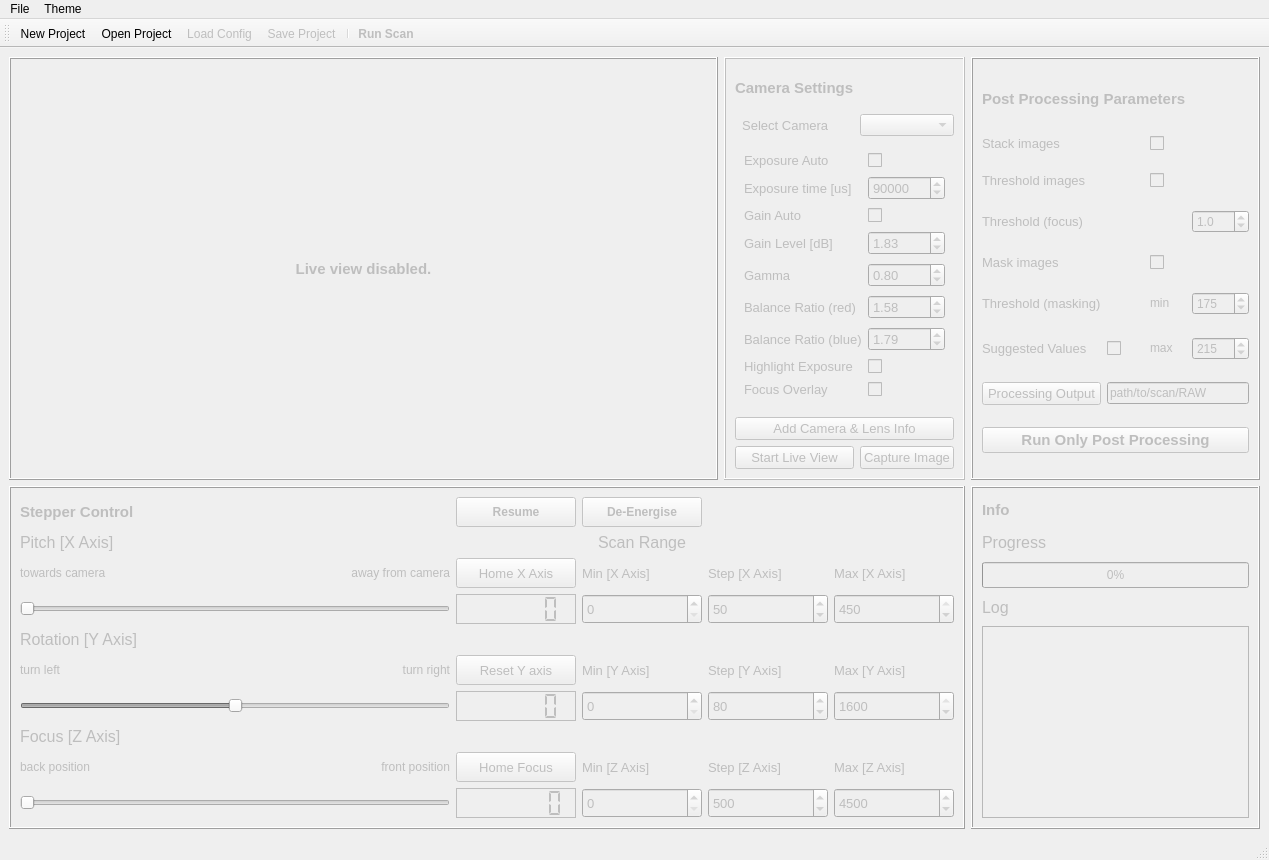
First picture: the form in GUI/scAnt_GUI_mw.ui, repository evo-biomech/scAnt, before the edit.
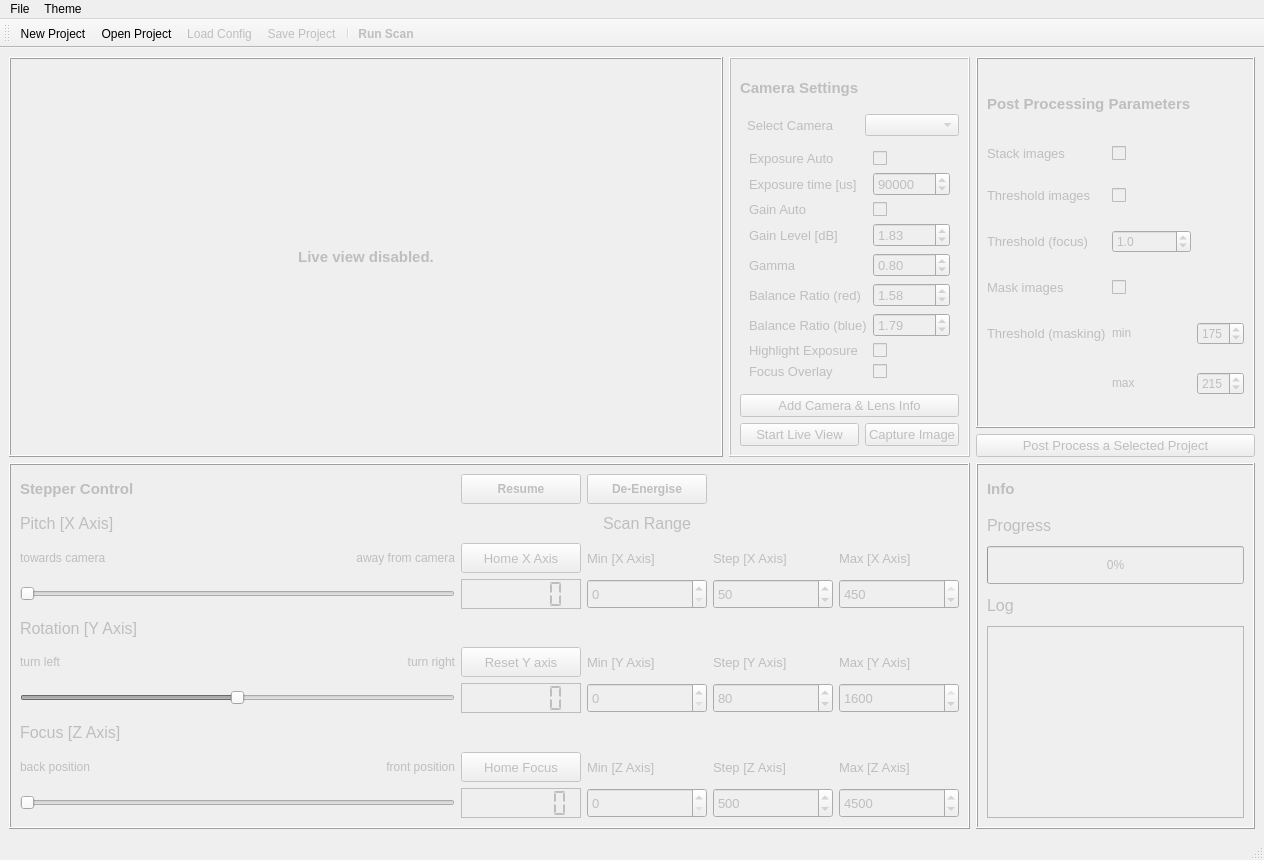
Second picture: the form after the edit. Icons and pictures are not drawn.

What changed in the file:
```diff
--- a/GUI/scAnt_GUI_mw.ui
+++ b/GUI/scAnt_GUI_mw.ui
@@ -12,7 +12,7 @@
    <rect>
     <x>0</x>
     <y>0</y>
-    <width>1269</width>
+    <width>1264</width>
     <height>860</height>
    </rect>
   </property>
@@ -36,7 +36,7 @@
     </sizepolicy>
    </property>
    <layout class="QGridLayout" name="gridLayout_6">
-    <item row="0" column="1" colspan="2">
+    <item row="0" column="1" rowspan="2">
      <widget class="QFrame" name="frame_cameraSettings">
       <property name="enabled">
        <bool>false</bool>
@@ -62,7 +62,6 @@
          <property name="font">
           <font>
            <pointsize>10</pointsize>
-           <weight>50</weight>
            <bold>false</bold>
           </font>
          </property>
@@ -85,7 +84,6 @@
          <property name="font">
           <font>
            <pointsize>10</pointsize>
-           <weight>50</weight>
            <bold>false</bold>
           </font>
          </property>
@@ -108,7 +106,6 @@
          <property name="font">
           <font>
            <pointsize>10</pointsize>
-           <weight>50</weight>
            <bold>false</bold>
           </font>
          </property>
@@ -137,7 +134,6 @@
          <property name="font">
           <font>
            <pointsize>11</pointsize>
-           <weight>75</weight>
            <bold>true</bold>
            <kerning>true</kerning>
           </font>
@@ -175,7 +171,6 @@
              <property name="font">
               <font>
                <pointsize>10</pointsize>
-               <weight>50</weight>
                <bold>false</bold>
               </font>
              </property>
@@ -192,7 +187,6 @@
              <property name="font">
               <font>
                <pointsize>10</pointsize>
-               <weight>50</weight>
                <bold>false</bold>
               </font>
              </property>
@@ -209,7 +203,6 @@
              <property name="font">
               <font>
                <pointsize>10</pointsize>
-               <weight>50</weight>
                <bold>false</bold>
               </font>
              </property>
@@ -238,7 +231,6 @@
              <property name="font">
               <font>
                <pointsize>10</pointsize>
-               <weight>50</weight>
                <bold>false</bold>
               </font>
              </property>
@@ -258,7 +250,6 @@
              <property name="font">
               <font>
                <pointsize>10</pointsize>
-               <weight>50</weight>
                <bold>false</bold>
               </font>
              </property>
@@ -275,7 +266,6 @@
              <property name="font">
               <font>
                <pointsize>10</pointsize>
-               <weight>50</weight>
                <bold>false</bold>
               </font>
              </property>
@@ -301,7 +291,6 @@
              <property name="font">
               <font>
                <pointsize>10</pointsize>
-               <weight>50</weight>
                <bold>false</bold>
               </font>
              </property>
@@ -318,7 +307,6 @@
              <property name="font">
               <font>
                <pointsize>10</pointsize>
-               <weight>50</weight>
                <bold>false</bold>
               </font>
              </property>
@@ -347,7 +335,6 @@
              <property name="font">
               <font>
                <pointsize>10</pointsize>
-               <weight>50</weight>
                <bold>false</bold>
               </font>
              </property>
@@ -376,7 +363,6 @@
              <property name="font">
               <font>
                <pointsize>10</pointsize>
-               <weight>50</weight>
                <bold>false</bold>
               </font>
              </property>
@@ -393,7 +379,6 @@
              <property name="font">
               <font>
                <pointsize>10</pointsize>
-               <weight>50</weight>
                <bold>false</bold>
               </font>
              </property>
@@ -410,7 +395,6 @@
              <property name="font">
               <font>
                <pointsize>10</pointsize>
-               <weight>50</weight>
                <bold>false</bold>
               </font>
              </property>
@@ -445,7 +429,6 @@
              <property name="font">
               <font>
                <pointsize>10</pointsize>
-               <weight>50</weight>
                <bold>false</bold>
               </font>
              </property>
@@ -462,7 +445,6 @@
              <property name="font">
               <font>
                <pointsize>10</pointsize>
-               <weight>50</weight>
                <bold>false</bold>
               </font>
              </property>
@@ -479,7 +461,6 @@
              <property name="font">
               <font>
                <pointsize>10</pointsize>
-               <weight>50</weight>
                <bold>false</bold>
               </font>
              </property>
@@ -496,7 +477,6 @@
              <property name="font">
               <font>
                <pointsize>10</pointsize>
-               <weight>50</weight>
                <bold>false</bold>
               </font>
              </property>
@@ -523,7 +503,6 @@
              <property name="font">
               <font>
                <pointsize>10</pointsize>
-               <weight>50</weight>
                <bold>false</bold>
               </font>
              </property>
@@ -663,67 +642,7 @@
       </layout>
      </widget>
     </item>
-    <item row="0" column="0">
-     <widget class="QFrame" name="frame">
-      <property name="enabled">
-       <bool>true</bool>
-      </property>
-      <property name="sizePolicy">
-       <sizepolicy hsizetype="Expanding" vsizetype="Expanding">
-        <horstretch>0</horstretch>
-        <verstretch>0</verstretch>
-       </sizepolicy>
-      </property>
-      <property name="minimumSize">
-       <size>
-        <width>1</width>
-        <height>1</height>
-       </size>
-      </property>
-      <property name="frameShape">
-       <enum>QFrame::Box</enum>
-      </property>
-      <property name="frameShadow">
-       <enum>QFrame::Raised</enum>
-      </property>
-      <layout class="QGridLayout" name="gridLayout_7">
-       <item row="0" column="0">
-        <widget class="QLabel" name="label_liveView">
-         <property name="enabled">
-          <bool>false</bool>
-         </property>
-         <property name="sizePolicy">
-          <sizepolicy hsizetype="Preferred" vsizetype="Preferred">
-           <horstretch>0</horstretch>
-           <verstretch>0</verstretch>
-          </sizepolicy>
-         </property>
-         <property name="minimumSize">
-          <size>
-           <width>1</width>
-           <height>1</height>
-          </size>
-         </property>
-         <property name="font">
-          <font>
-           <pointsize>11</pointsize>
-           <weight>75</weight>
-           <italic>false</italic>
-           <bold>true</bold>
-          </font>
-         </property>
-         <property name="text">
-          <string>Live view disabled.</string>
-         </property>
-         <property name="alignment">
-          <set>Qt::AlignCenter</set>
-         </property>
-        </widget>
-       </item>
-      </layout>
-     </widget>
-    </item>
-    <item row="0" column="3" colspan="2">
+    <item row="0" column="2">
      <widget class="QFrame" name="frame_post_processing">
       <property name="enabled">
        <bool>true</bool>
@@ -735,47 +654,26 @@
        <enum>QFrame::Raised</enum>
       </property>
       <layout class="QGridLayout" name="gridLayout_5">
-       <item row="0" column="0" colspan="3">
-        <widget class="QLabel" name="label_postProcessParam">
+       <item row="5" column="2">
+        <widget class="QSpinBox" name="spinBox_thresholdMin">
          <property name="enabled">
           <bool>false</bool>
          </property>
-         <property name="maximumSize">
-          <size>
-           <width>16777215</width>
-           <height>30</height>
-          </size>
-         </property>
          <property name="font">
           <font>
-           <pointsize>11</pointsize>
-           <weight>75</weight>
-           <bold>true</bold>
-          </font>
-         </property>
-         <property name="text">
-          <string>Post Processing Parameters</string>
-         </property>
-        </widget>
-       </item>
-       <item row="1" column="0">
-        <widget class="QLabel" name="label_stackImages">
-         <property name="enabled">
-          <bool>false</bool>
-         </property>
-         <property name="font">
-          <font>
-           <pointsize>10</pointsize>
-           <weight>50</weight>
+           <pointsize>9</pointsize>
            <bold>false</bold>
           </font>
          </property>
-         <property name="text">
-          <string>Stack images</string>
+         <property name="maximum">
+          <number>254</number>
+         </property>
+         <property name="value">
+          <number>175</number>
          </property>
         </widget>
        </item>
-       <item row="1" column="2">
+       <item row="1" column="1">
         <widget class="QCheckBox" name="checkBox_stackImages">
          <property name="enabled">
           <bool>false</bool>
@@ -783,7 +681,6 @@
          <property name="font">
           <font>
            <pointsize>10</pointsize>
-           <weight>50</weight>
            <bold>false</bold>
           </font>
          </property>
@@ -792,96 +689,6 @@
          </property>
         </widget>
        </item>
-       <item row="2" column="0">
-        <widget class="QLabel" name="label_threshold">
-         <property name="enabled">
-          <bool>false</bool>
-         </property>
-         <property name="maximumSize">
-          <size>
-           <width>16777215</width>
-           <height>16777215</height>
-          </size>
-         </property>
-         <property name="font">
-          <font>
-           <pointsize>10</pointsize>
-           <weight>50</weight>
-           <bold>false</bold>
-          </font>
-         </property>
-         <property name="text">
-          <string>Threshold images</string>
-         </property>
-        </widget>
-       </item>
-       <item row="2" column="2">
-        <widget class="QCheckBox" name="checkBox_threshold">
-         <property name="enabled">
-          <bool>false</bool>
-         </property>
-         <property name="text">
-          <string/>
-         </property>
-        </widget>
-       </item>
-       <item row="3" column="0">
-        <widget class="QLabel" name="label_thresholdFocus">
-         <property name="enabled">
-          <bool>false</bool>
-         </property>
-         <property name="font">
-          <font>
-           <pointsize>10</pointsize>
-           <weight>50</weight>
-           <bold>false</bold>
-          </font>
-         </property>
-         <property name="text">
-          <string>Threshold (focus)</string>
-         </property>
-        </widget>
-       </item>
-       <item row="3" column="3">
-        <widget class="QDoubleSpinBox" name="doubleSpinBox_threshold">
-         <property name="enabled">
-          <bool>false</bool>
-         </property>
-         <property name="font">
-          <font>
-           <pointsize>9</pointsize>
-           <weight>50</weight>
-           <bold>false</bold>
-          </font>
-         </property>
-         <property name="decimals">
-          <number>1</number>
-         </property>
-         <property name="maximum">
-          <double>500.000000000000000</double>
-         </property>
-         <property name="value">
-          <double>1.000000000000000</double>
-         </property>
-        </widget>
-       </item>
-       <item row="4" column="0">
-        <widget class="QLabel" name="label_maskImages">
-         <property name="enabled">
-          <bool>false</bool>
-         </property>
-         <property name="font">
-          <font>
-           <pointsize>10</pointsize>
-           <weight>50</weight>
-           <bold>false</bold>
-          </font>
-         </property>
-         <property name="text">
-          <string>Mask images</string>
-         </property>
-        </widget>
-       </item>
        <item row="5" column="0">
         <widget class="QLabel" name="label_thresholdMasking">
          <property name="enabled">
@@ -890,7 +697,6 @@
          <property name="font">
           <font>
            <pointsize>10</pointsize>
-           <weight>50</weight>
            <bold>false</bold>
           </font>
          </property>
@@ -899,7 +705,71 @@
          </property>
         </widget>
        </item>
-       <item row="5" column="2">
+       <item row="4" column="0">
+        <widget class="QLabel" name="label_maskImages">
+         <property name="enabled">
+          <bool>false</bool>
+         </property>
+         <property name="font">
+          <font>
+           <pointsize>10</pointsize>
+           <bold>false</bold>
+          </font>
+         </property>
+         <property name="text">
+          <string>Mask images</string>
+         </property>
+        </widget>
+       </item>
+       <item row="3" column="0">
+        <widget class="QLabel" name="label_thresholdFocus">
+         <property name="enabled">
+          <bool>false</bool>
+         </property>
+         <property name="font">
+          <font>
+           <pointsize>10</pointsize>
+           <bold>false</bold>
+          </font>
+         </property>
+         <property name="text">
+          <string>Threshold (focus)</string>
+         </property>
+        </widget>
+       </item>
+       <item row="4" column="1">
+        <widget class="QCheckBox" name="checkBox_maskImages">
+         <property name="enabled">
+          <bool>false</bool>
+         </property>
+         <property name="font">
+          <font>
+           <pointsize>10</pointsize>
+           <bold>false</bold>
+          </font>
+         </property>
+         <property name="text">
+          <string/>
+         </property>
+        </widget>
+       </item>
+       <item row="1" column="0">
+        <widget class="QLabel" name="label_stackImages">
+         <property name="enabled">
+          <bool>false</bool>
+         </property>
+         <property name="font">
+          <font>
+           <pointsize>10</pointsize>
+           <bold>false</bold>
+          </font>
+         </property>
+         <property name="text">
+          <string>Stack images</string>
+         </property>
+        </widget>
+       </item>
+       <item row="5" column="1">
         <widget class="QLabel" name="label_thresholdMaskingMin">
          <property name="enabled">
           <bool>false</bool>
@@ -915,54 +785,45 @@
          </property>
         </widget>
        </item>
-       <item row="5" column="3">
-        <widget class="QSpinBox" name="spinBox_thresholdMin">
+       <item row="3" column="1">
+        <widget class="QDoubleSpinBox" name="doubleSpinBox_threshold">
          <property name="enabled">
           <bool>false</bool>
          </property>
          <property name="font">
           <font>
            <pointsize>9</pointsize>
-           <weight>50</weight>
            <bold>false</bold>
           </font>
          </property>
+         <property name="decimals">
+          <number>1</number>
+         </property>
          <property name="maximum">
-          <number>254</number>
+          <double>500.000000000000000</double>
          </property>
          <property name="value">
-          <number>175</number>
+          <double>1.000000000000000</double>
          </property>
         </widget>
        </item>
-       <item row="6" column="0">
-        <widget class="QLabel" name="label_suggestedValues">
+       <item row="2" column="0">
+        <widget class="QLabel" name="label_threshold">
          <property name="enabled">
           <bool>false</bool>
          </property>
          <property name="font">
           <font>
            <pointsize>10</pointsize>
-           <weight>50</weight>
            <bold>false</bold>
           </font>
          </property>
          <property name="text">
-          <string>Suggested Values</string>
+          <string>Threshold images</string>
          </property>
         </widget>
        </item>
        <item row="6" column="1">
-        <widget class="QCheckBox" name="checkBox_suggestedValues">
-         <property name="enabled">
-          <bool>false</bool>
-         </property>
-         <property name="text">
-          <string/>
-         </property>
-        </widget>
-       </item>
-       <item row="6" column="2">
         <widget class="QLabel" name="label_thresholdMaskingMax">
          <property name="enabled">
           <bool>false</bool>
@@ -978,7 +839,29 @@
          </property>
         </widget>
        </item>
-       <item row="6" column="3">
+       <item row="0" column="0" colspan="2">
+        <widget class="QLabel" name="label_postProcessParam">
+         <property name="enabled">
+          <bool>false</bool>
+         </property>
+         <property name="maximumSize">
+          <size>
+           <width>16777215</width>
+           <height>30</height>
+          </size>
+         </property>
+         <property name="font">
+          <font>
+           <pointsize>11</pointsize>
+           <bold>true</bold>
+          </font>
+         </property>
+         <property name="text">
+          <string>Post Processing Parameters</string>
+         </property>
+        </widget>
+       </item>
+       <item row="6" column="2">
         <widget class="QSpinBox" name="spinBox_thresholdMax">
          <property name="enabled">
           <bool>false</bool>
@@ -986,7 +869,6 @@
          <property name="font">
           <font>
            <pointsize>9</pointsize>
-           <weight>50</weight>
            <bold>false</bold>
           </font>
          </property>
@@ -998,61 +880,10 @@
          </property>
         </widget>
        </item>
-       <item row="7" column="0">
-        <widget class="QPushButton" name="pushButton_processingOutput">
+       <item row="2" column="1">
+        <widget class="QCheckBox" name="checkBox_threshold">
          <property name="enabled">
           <bool>false</bool>
-         </property>
-         <property name="font">
-          <font>
-           <pointsize>10</pointsize>
-           <weight>50</weight>
-           <bold>false</bold>
-          </font>
-         </property>
-         <property name="text">
-          <string>Processing Output</string>
-         </property>
-        </widget>
-       </item>
-       <item row="7" column="1" colspan="3">
-        <widget class="QLineEdit" name="lineEdit_processingFolder">
-         <property name="enabled">
-          <bool>false</bool>
-         </property>
-         <property name="text">
-          <string>path/to/scan/RAW</string>
-         </property>
-        </widget>
-       </item>
-       <item row="8" column="0" colspan="4">
-        <widget class="QPushButton" name="pushButton_runPostProcessing">
-         <property name="enabled">
-          <bool>false</bool>
-         </property>
-         <property name="font">
-          <font>
-           <pointsize>11</pointsize>
-           <weight>75</weight>
-           <bold>true</bold>
-          </font>
-         </property>
-         <property name="text">
-          <string>Run Only Post Processing</string>
-         </property>
-        </widget>
-       </item>
-       <item row="4" column="2">
-        <widget class="QCheckBox" name="checkBox_maskImages">
-         <property name="enabled">
-          <bool>false</bool>
-         </property>
-         <property name="font">
-          <font>
-           <pointsize>10</pointsize>
-           <weight>50</weight>
-           <bold>false</bold>
-          </font>
          </property>
          <property name="text">
           <string/>
@@ -1062,148 +893,22 @@
       </layout>
      </widget>
     </item>
-    <item row="2" column="3" colspan="2">
-     <widget class="QFrame" name="frame_info">
+    <item row="1" column="2">
+     <widget class="QPushButton" name="pushButton_openPostWindow">
       <property name="enabled">
-       <bool>true</bool>
+       <bool>false</bool>
       </property>
-      <property name="sizePolicy">
-       <sizepolicy hsizetype="Preferred" vsizetype="Preferred">
-        <horstretch>0</horstretch>
-        <verstretch>0</verstretch>
-       </sizepolicy>
+      <property name="font">
+       <font>
+        <pointsize>10</pointsize>
+       </font>
       </property>
-      <property name="frameShape">
-       <enum>QFrame::Box</enum>
+      <property name="text">
+       <string>Post Process a Selected Project</string>
       </property>
-      <property name="frameShadow">
-       <enum>QFrame::Raised</enum>
-      </property>
-      <layout class="QGridLayout" name="gridLayout_8">
-       <item row="0" column="0">
-        <widget class="QLabel" name="label_info">
-         <property name="enabled">
-          <bool>false</bool>
-         </property>
-         <property name="maximumSize">
-          <size>
-           <width>16777215</width>
-           <height>30</height>
-          </size>
-         </property>
-         <property name="font">
-          <font>
-           <pointsize>11</pointsize>
-           <weight>75</weight>
-           <bold>true</bold>
-          </font>
-         </property>
-         <property name="text">
-          <string>Info</string>
-         </property>
-        </widget>
-       </item>
-       <item row="1" column="0">
-        <widget class="QLabel" name="label_progressTotal">
-         <property name="enabled">
-          <bool>false</bool>
-         </property>
-         <property name="maximumSize">
-          <size>
-           <width>16777215</width>
-           <height>30</height>
-          </size>
-         </property>
-         <property name="font">
-          <font>
-           <pointsize>12</pointsize>
-           <weight>50</weight>
-           <bold>false</bold>
-          </font>
-         </property>
-         <property name="text">
-          <string>Progress</string>
-         </property>
-        </widget>
-       </item>
-       <item row="2" column="0">
-        <widget class="QProgressBar" name="progressBar_total">
-         <property name="enabled">
-          <bool>false</bool>
-         </property>
-         <property name="sizePolicy">
-          <sizepolicy hsizetype="Preferred" vsizetype="Preferred">
-           <horstretch>0</horstretch>
-           <verstretch>0</verstretch>
-          </sizepolicy>
-         </property>
-         <property name="maximumSize">
-          <size>
-           <width>16777215</width>
-           <height>40</height>
-          </size>
-         </property>
-         <property name="value">
-          <number>0</number>
-         </property>
-        </widget>
-       </item>
-       <item row="3" column="0">
-        <widget class="QLabel" name="label_log">
-         <property name="enabled">
-          <bool>false</bool>
-         </property>
-         <property name="maximumSize">
-          <size>
-           <width>16777215</width>
-           <height>30</height>
-          </size>
-         </property>
-         <property name="font">
-          <font>
-           <pointsize>12</pointsize>
-           <weight>50</weight>
-           <bold>false</bold>
-          </font>
-         </property>
-         <property name="text">
-          <string>Log</string>
-         </property>
-        </widget>
-       </item>
-       <item row="4" column="0">
-        <widget class="QListWidget" name="listWidget_log">
-         <property name="enabled">
-          <bool>false</bool>
-         </property>
-         <property name="sizePolicy">
-          <sizepolicy hsizetype="Preferred" vsizetype="Preferred">
-           <horstretch>0</horstretch>
-           <verstretch>0</verstretch>
-          </sizepolicy>
-         </property>
-         <property name="minimumSize">
-          <size>
-           <width>0</width>
-           <height>0</height>
-          </size>
-         </property>
-         <property name="font">
-          <font>
-           <pointsize>8</pointsize>
-           <weight>50</weight>
-           <bold>false</bold>
-          </font>
-         </property>
-         <property name="flow">
-          <enum>QListView::TopToBottom</enum>
-         </property>
-        </widget>
-       </item>
-      </layout>
      </widget>
     </item>
-    <item row="2" column="0" colspan="3">
+    <item row="2" column="0" colspan="2">
      <widget class="QFrame" name="frame_stepperControl">
       <property name="enabled">
        <bool>true</bool>
@@ -1229,7 +934,6 @@
          <property name="font">
           <font>
            <pointsize>11</pointsize>
-           <weight>75</weight>
            <bold>true</bold>
           </font>
          </property>
@@ -1258,7 +962,6 @@
          <property name="font">
           <font>
            <pointsize>9</pointsize>
-           <weight>75</weight>
            <bold>true</bold>
           </font>
          </property>
@@ -1290,7 +993,6 @@
          <property name="font">
           <font>
            <pointsize>9</pointsize>
-           <weight>75</weight>
            <bold>true</bold>
           </font>
          </property>
@@ -1310,7 +1012,6 @@
          <property name="font">
           <font>
            <pointsize>12</pointsize>
-           <weight>50</weight>
            <bold>false</bold>
           </font>
          </property>
@@ -1333,7 +1034,6 @@
          <property name="font">
           <font>
            <pointsize>12</pointsize>
-           <weight>50</weight>
            <bold>false</bold>
           </font>
          </property>
@@ -1353,7 +1053,6 @@
          <property name="font">
           <font>
            <pointsize>9</pointsize>
-           <weight>50</weight>
            <bold>false</bold>
           </font>
          </property>
@@ -1370,7 +1069,6 @@
          <property name="font">
           <font>
            <pointsize>9</pointsize>
-           <weight>50</weight>
            <bold>false</bold>
           </font>
          </property>
@@ -1411,7 +1109,6 @@
          <property name="font">
           <font>
            <pointsize>10</pointsize>
-           <weight>50</weight>
            <bold>false</bold>
           </font>
          </property>
@@ -1446,7 +1143,6 @@
          <property name="font">
           <font>
            <pointsize>10</pointsize>
-           <weight>50</weight>
            <bold>false</bold>
           </font>
          </property>
@@ -1481,7 +1177,6 @@
          <property name="font">
           <font>
            <pointsize>10</pointsize>
-           <weight>50</weight>
            <bold>false</bold>
           </font>
          </property>
@@ -1516,7 +1211,6 @@
          <property name="font">
           <font>
            <pointsize>10</pointsize>
-           <weight>50</weight>
            <bold>false</bold>
           </font>
          </property>
@@ -1545,7 +1239,6 @@
          <property name="font">
           <font>
            <pointsize>11</pointsize>
-           <weight>75</weight>
            <bold>true</bold>
           </font>
          </property>
@@ -1586,7 +1279,6 @@
          <property name="font">
           <font>
            <pointsize>10</pointsize>
-           <weight>50</weight>
            <bold>false</bold>
           </font>
          </property>
@@ -1633,7 +1325,6 @@
          <property name="font">
           <font>
            <pointsize>10</pointsize>
-           <weight>50</weight>
            <bold>false</bold>
           </font>
          </property>
@@ -1680,7 +1371,6 @@
          <property name="font">
           <font>
            <pointsize>10</pointsize>
-           <weight>50</weight>
            <bold>false</bold>
           </font>
          </property>
@@ -1709,7 +1399,6 @@
          <property name="font">
           <font>
            <pointsize>12</pointsize>
-           <weight>50</weight>
            <bold>false</bold>
           </font>
          </property>
@@ -1726,7 +1415,6 @@
          <property name="font">
           <font>
            <pointsize>9</pointsize>
-           <weight>50</weight>
            <bold>false</bold>
           </font>
          </property>
@@ -1743,7 +1431,6 @@
          <property name="font">
           <font>
            <pointsize>9</pointsize>
-           <weight>50</weight>
            <bold>false</bold>
           </font>
          </property>
@@ -1781,7 +1468,6 @@
          <property name="font">
           <font>
            <pointsize>10</pointsize>
-           <weight>50</weight>
            <bold>false</bold>
           </font>
          </property>
@@ -1816,7 +1502,6 @@
          <property name="font">
           <font>
            <pointsize>10</pointsize>
-           <weight>50</weight>
            <bold>false</bold>
           </font>
          </property>
@@ -1851,7 +1536,6 @@
          <property name="font">
           <font>
            <pointsize>10</pointsize>
-           <weight>50</weight>
            <bold>false</bold>
           </font>
          </property>
@@ -1886,7 +1570,6 @@
          <property name="font">
           <font>
            <pointsize>10</pointsize>
-           <weight>50</weight>
            <bold>false</bold>
           </font>
          </property>
@@ -1921,7 +1604,6 @@
          <property name="font">
           <font>
            <pointsize>11</pointsize>
-           <weight>75</weight>
            <bold>true</bold>
           </font>
          </property>
@@ -1962,7 +1644,6 @@
          <property name="font">
           <font>
            <pointsize>10</pointsize>
-           <weight>50</weight>
            <bold>false</bold>
           </font>
          </property>
@@ -2009,7 +1690,6 @@
          <property name="font">
           <font>
            <pointsize>10</pointsize>
-           <weight>50</weight>
            <bold>false</bold>
           </font>
          </property>
@@ -2056,7 +1736,6 @@
          <property name="font">
           <font>
            <pointsize>10</pointsize>
-           <weight>50</weight>
            <bold>false</bold>
           </font>
          </property>
@@ -2085,7 +1764,6 @@
          <property name="font">
           <font>
            <pointsize>12</pointsize>
-           <weight>50</weight>
            <bold>false</bold>
           </font>
          </property>
@@ -2102,7 +1780,6 @@
          <property name="font">
           <font>
            <pointsize>9</pointsize>
-           <weight>50</weight>
            <bold>false</bold>
           </font>
          </property>
@@ -2119,7 +1796,6 @@
          <property name="font">
           <font>
            <pointsize>9</pointsize>
-           <weight>50</weight>
            <bold>false</bold>
           </font>
          </property>
@@ -2157,7 +1833,6 @@
          <property name="font">
           <font>
            <pointsize>10</pointsize>
-           <weight>50</weight>
            <bold>false</bold>
           </font>
          </property>
@@ -2192,7 +1867,6 @@
          <property name="font">
           <font>
            <pointsize>10</pointsize>
-           <weight>50</weight>
            <bold>false</bold>
           </font>
          </property>
@@ -2227,7 +1901,6 @@
          <property name="font">
           <font>
            <pointsize>10</pointsize>
-           <weight>50</weight>
            <bold>false</bold>
           </font>
          </property>
@@ -2256,7 +1929,6 @@
          <property name="font">
           <font>
            <pointsize>11</pointsize>
-           <weight>75</weight>
            <bold>true</bold>
           </font>
          </property>
@@ -2303,7 +1975,6 @@
          <property name="font">
           <font>
            <pointsize>10</pointsize>
-           <weight>50</weight>
            <bold>false</bold>
           </font>
          </property>
@@ -2350,7 +2021,6 @@
          <property name="font">
           <font>
            <pointsize>10</pointsize>
-           <weight>50</weight>
            <bold>false</bold>
           </font>
          </property>
@@ -2397,7 +2067,6 @@
          <property name="font">
           <font>
            <pointsize>10</pointsize>
-           <weight>50</weight>
            <bold>false</bold>
           </font>
          </property>
@@ -2507,7 +2176,6 @@
          <property name="font">
           <font>
            <pointsize>10</pointsize>
-           <weight>50</weight>
            <bold>false</bold>
           </font>
          </property>
@@ -2519,6 +2187,202 @@
       </layout>
      </widget>
     </item>
+    <item row="2" column="2">
+     <widget class="QFrame" name="frame_info">
+      <property name="enabled">
+       <bool>true</bool>
+      </property>
+      <property name="sizePolicy">
+       <sizepolicy hsizetype="Preferred" vsizetype="Preferred">
+        <horstretch>0</horstretch>
+        <verstretch>0</verstretch>
+       </sizepolicy>
+      </property>
+      <property name="frameShape">
+       <enum>QFrame::Box</enum>
+      </property>
+      <property name="frameShadow">
+       <enum>QFrame::Raised</enum>
+      </property>
+      <layout class="QGridLayout" name="gridLayout_8">
+       <item row="0" column="0">
+        <widget class="QLabel" name="label_info">
+         <property name="enabled">
+          <bool>false</bool>
+         </property>
+         <property name="maximumSize">
+          <size>
+           <width>16777215</width>
+           <height>30</height>
+          </size>
+         </property>
+         <property name="font">
+          <font>
+           <pointsize>11</pointsize>
+           <bold>true</bold>
+          </font>
+         </property>
+         <property name="text">
+          <string>Info</string>
+         </property>
+        </widget>
+       </item>
+       <item row="1" column="0">
+        <widget class="QLabel" name="label_progressTotal">
+         <property name="enabled">
+          <bool>false</bool>
+         </property>
+         <property name="maximumSize">
+          <size>
+           <width>16777215</width>
+           <height>30</height>
+          </size>
+         </property>
+         <property name="font">
+          <font>
+           <pointsize>12</pointsize>
+           <bold>false</bold>
+          </font>
+         </property>
+         <property name="text">
+          <string>Progress</string>
+         </property>
+        </widget>
+       </item>
+       <item row="2" column="0">
+        <widget class="QProgressBar" name="progressBar_total">
+         <property name="enabled">
+          <bool>false</bool>
+         </property>
+         <property name="sizePolicy">
+          <sizepolicy hsizetype="Preferred" vsizetype="Preferred">
+           <horstretch>0</horstretch>
+           <verstretch>0</verstretch>
+          </sizepolicy>
+         </property>
+         <property name="maximumSize">
+          <size>
+           <width>16777215</width>
+           <height>40</height>
+          </size>
+         </property>
+         <property name="value">
+          <number>0</number>
+         </property>
+        </widget>
+       </item>
+       <item row="3" column="0">
+        <widget class="QLabel" name="label_log">
+         <property name="enabled">
+          <bool>false</bool>
+         </property>
+         <property name="maximumSize">
+          <size>
+           <width>16777215</width>
+           <height>30</height>
+          </size>
+         </property>
+         <property name="font">
+          <font>
+           <pointsize>12</pointsize>
+           <bold>false</bold>
+          </font>
+         </property>
+         <property name="text">
+          <string>Log</string>
+         </property>
+        </widget>
+       </item>
+       <item row="4" column="0">
+        <widget class="QListWidget" name="listWidget_log">
+         <property name="enabled">
+          <bool>false</bool>
+         </property>
+         <property name="sizePolicy">
+          <sizepolicy hsizetype="Preferred" vsizetype="Preferred">
+           <horstretch>0</horstretch>
+           <verstretch>0</verstretch>
+          </sizepolicy>
+         </property>
+         <property name="minimumSize">
+          <size>
+           <width>0</width>
+           <height>0</height>
+          </size>
+         </property>
+         <property name="font">
+          <font>
+           <pointsize>8</pointsize>
+           <bold>false</bold>
+          </font>
+         </property>
+         <property name="flow">
+          <enum>QListView::TopToBottom</enum>
+         </property>
+        </widget>
+       </item>
+      </layout>
+     </widget>
+    </item>
+    <item row="0" column="0" rowspan="2">
+     <widget class="QFrame" name="frame">
+      <property name="enabled">
+       <bool>true</bool>
+      </property>
+      <property name="sizePolicy">
+       <sizepolicy hsizetype="Expanding" vsizetype="Expanding">
+        <horstretch>0</horstretch>
+        <verstretch>0</verstretch>
+       </sizepolicy>
+      </property>
+      <property name="minimumSize">
+       <size>
+        <width>1</width>
+        <height>1</height>
+       </size>
+      </property>
+      <property name="frameShape">
+       <enum>QFrame::Box</enum>
+      </property>
+      <property name="frameShadow">
+       <enum>QFrame::Raised</enum>
+      </property>
+      <layout class="QGridLayout" name="gridLayout_7">
+       <item row="0" column="0">
+        <widget class="QLabel" name="label_liveView">
+         <property name="enabled">
+          <bool>false</bool>
+         </property>
+         <property name="sizePolicy">
+          <sizepolicy hsizetype="Preferred" vsizetype="Preferred">
+           <horstretch>0</horstretch>
+           <verstretch>0</verstretch>
+          </sizepolicy>
+         </property>
+         <property name="minimumSize">
+          <size>
+           <width>1</width>
+           <height>1</height>
+          </size>
+         </property>
+         <property name="font">
+          <font>
+           <pointsize>11</pointsize>
+           <italic>false</italic>
+           <bold>true</bold>
+          </font>
+         </property>
+         <property name="text">
+          <string>Live view disabled.</string>
+         </property>
+         <property name="alignment">
+          <set>Qt::AlignCenter</set>
+         </property>
+        </widget>
+       </item>
+      </layout>
+     </widget>
+    </item>
    </layout>
   </widget>
   <widget class="QMenuBar" name="menubar">
@@ -2526,7 +2390,7 @@
     <rect>
      <x>0</x>
      <y>0</y>
-     <width>1269</width>
+     <width>1264</width>
      <height>22</height>
     </rect>
    </property>
@@ -2672,7 +2536,6 @@
    </property>
    <property name="font">
     <font>
-     <weight>75</weight>
      <bold>true</bold>
     </font>
    </property>
```
Left out of the diff: 11 changed lines with no effect on the pictures.
